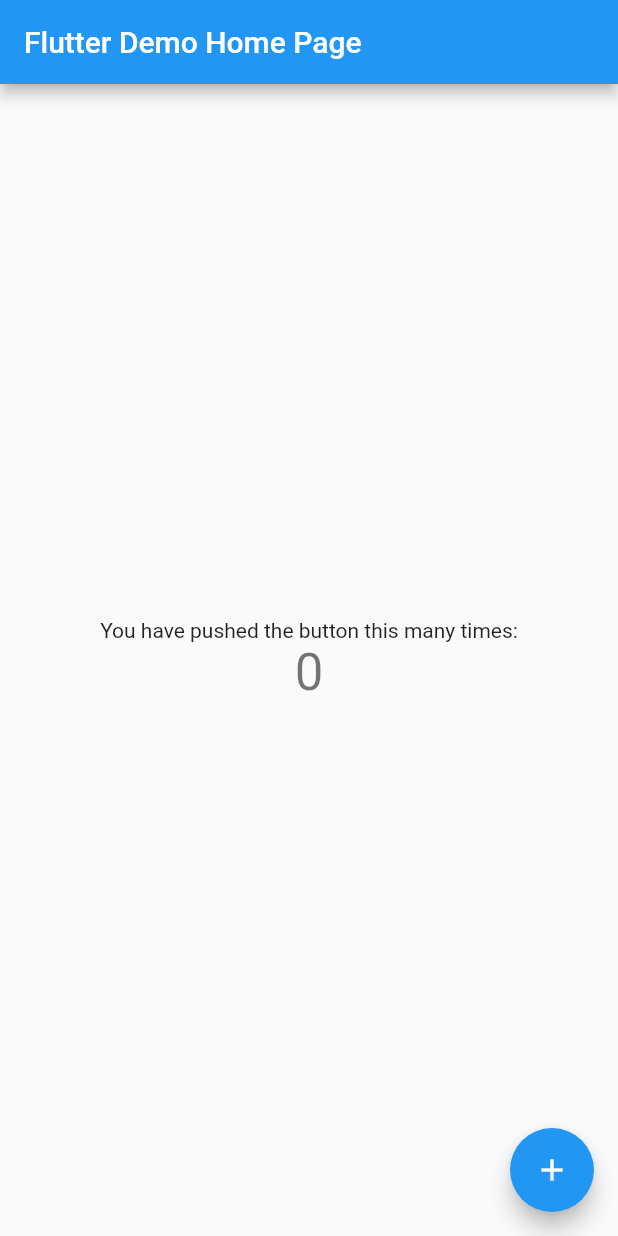
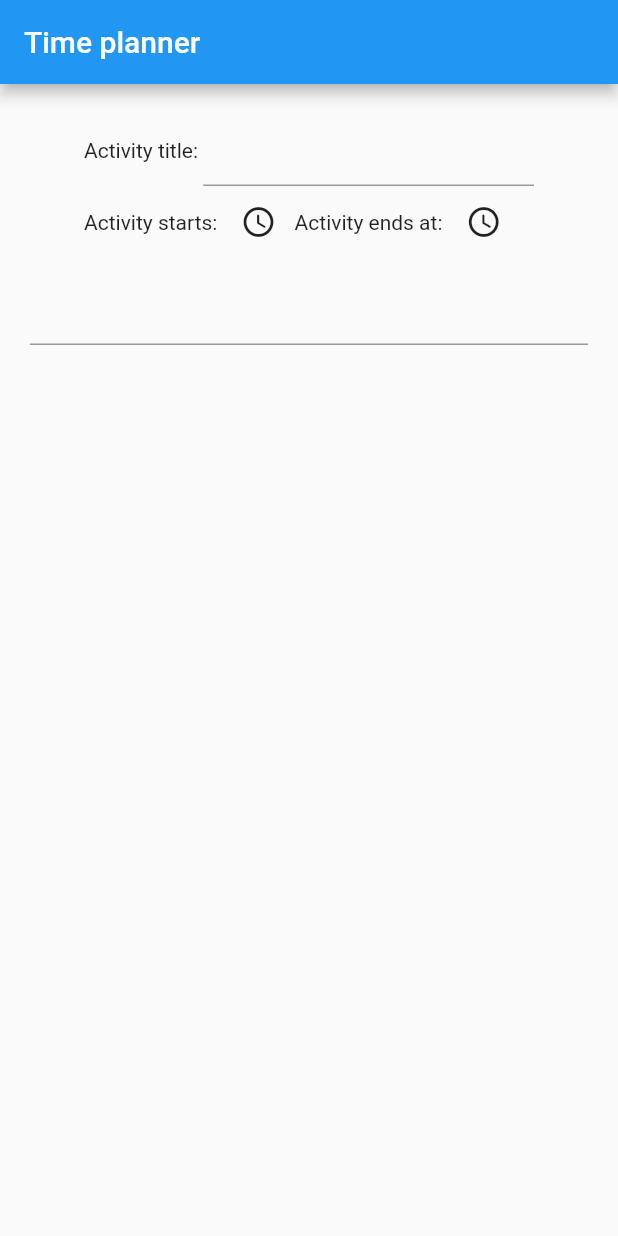
Before and after one commit to MahmoodAhmed-SE/time_planner, a Flutter app: the screen it shows after launch, on a phone screen of 412 x 824 dp. Run offline on Flutter 3.47's test engine with Material 2 defaults, Android fonts, the phone set to English and light mode, and no system bars.

Commit message:
created homepage screen and added initial boilerplate code for 'Setting Activities' feature

```diff
--- a/lib/main.dart
+++ b/lib/main.dart
@@ -1,115 +1,22 @@
 import 'package:flutter/material.dart';
+import 'package:time_planner/view/screens/homepage_screen.dart';
 
-void main() {
-  runApp(const MyApp());
-}
 
-class MyApp extends StatelessWidget {
-  const MyApp({super.key});
+void main() => runApp(
+  const TimePlannerApp(),
+);
 
-  // This widget is the root of your application.
+
+class TimePlannerApp extends StatelessWidget  {
+  const TimePlannerApp({Key? key}) : super(key: key);
+  final String title = "Time Planner";
+
+
   @override
   Widget build(BuildContext context) {
     return MaterialApp(
-      title: 'Flutter Demo',
-      theme: ThemeData(
-        // This is the theme of your application.
-        //
-        // Try running your application with "flutter run". You'll see the
-        // application has a blue toolbar. Then, without quitting the app, try
-        // changing the primarySwatch below to Colors.green and then invoke
-        // "hot reload" (press "r" in the console where you ran "flutter run",
-        // or simply save your changes to "hot reload" in a Flutter IDE).
-        // Notice that the counter didn't reset back to zero; the application
-        // is not restarted.
-        primarySwatch: Colors.blue,
-      ),
-      home: const MyHomePage(title: 'Flutter Demo Home Page'),
+      title: title,
+      home: const HomepageScreen(),
     );
   }
 }
-
-class MyHomePage extends StatefulWidget {
-  const MyHomePage({super.key, required this.title});
-
-  // This widget is the home page of your application. It is stateful, meaning
-  // that it has a State object (defined below) that contains fields that affect
-  // how it looks.
-
-  // This class is the configuration for the state. It holds the values (in this
-  // case the title) provided by the parent (in this case the App widget) and
-  // used by the build method of the State. Fields in a Widget subclass are
-  // always marked "final".
-
-  final String title;
-
-  @override
-  State<MyHomePage> createState() => _MyHomePageState();
-}
-
-class _MyHomePageState extends State<MyHomePage> {
-  int _counter = 0;
-
-  void _incrementCounter() {
-    setState(() {
-      // This call to setState tells the Flutter framework that something has
-      // changed in this State, which causes it to rerun the build method below
-      // so that the display can reflect the updated values. If we changed
-      // _counter without calling setState(), then the build method would not be
-      // called again, and so nothing would appear to happen.
-      _counter++;
-    });
-  }
-
-  @override
-  Widget build(BuildContext context) {
-    // This method is rerun every time setState is called, for instance as done
-    // by the _incrementCounter method above.
-    //
-    // The Flutter framework has been optimized to make rerunning build methods
-    // fast, so that you can just rebuild anything that needs updating rather
-    // than having to individually change instances of widgets.
-    return Scaffold(
-      appBar: AppBar(
-        // Here we take the value from the MyHomePage object that was created by
-        // the App.build method, and use it to set our appbar title.
-        title: Text(widget.title),
-      ),
-      body: Center(
-        // Center is a layout widget. It takes a single child and positions it
-        // in the middle of the parent.
-        child: Column(
-          // Column is also a layout widget. It takes a list of children and
-          // arranges them vertically. By default, it sizes itself to fit its
-          // children horizontally, and tries to be as tall as its parent.
-          //
-          // Invoke "debug painting" (press "p" in the console, choose the
-          // "Toggle Debug Paint" action from the Flutter Inspector in Android
-          // Studio, or the "Toggle Debug Paint" command in Visual Studio Code)
-          // to see the wireframe for each widget.
-          //
-          // Column has various properties to control how it sizes itself and
-          // how it positions its children. Here we use mainAxisAlignment to
-          // center the children vertically; the main axis here is the vertical
-          // axis because Columns are vertical (the cross axis would be
-          // horizontal).
-          mainAxisAlignment: MainAxisAlignment.center,
-          children: <Widget>[
-            const Text(
-              'You have pushed the button this many times:',
-            ),
-            Text(
-              '$_counter',
-              style: Theme.of(context).textTheme.headlineMedium,
-            ),
-          ],
-        ),
-      ),
-      floatingActionButton: FloatingActionButton(
-        onPressed: _incrementCounter,
-        tooltip: 'Increment',
-        child: const Icon(Icons.add),
-      ), // This trailing comma makes auto-formatting nicer for build methods.
-    );
-  }
-}
--- /dev/null
+++ b/lib/view/screens/homepage_screen.dart
@@ -0,0 +1,64 @@
+import 'package:flutter/material.dart';
+
+class HomepageScreen extends StatelessWidget {
+  const HomepageScreen({Key? key}) : super(key: key);
+
+  @override
+  Widget build(BuildContext context) {
+    final TextEditingController titleTextController = TextEditingController();
+    final TextEditingController detailsTextController = TextEditingController();
+
+    return Scaffold(
+      appBar: AppBar(title: const Text("Time planner")),
+      body: Container(
+        alignment: Alignment.center,
+        padding: const EdgeInsets.all(10),
+        margin: const EdgeInsets.only(top: 10),
+        constraints: const BoxConstraints(
+          minWidth: 400,
+          minHeight: 600,
+        ),
+
+        child: Column(
+          children: [
+            SizedBox(
+              width: 300,
+              child: Row(
+                children: [
+                  const Text("Activity title: "),
+                  Expanded(
+                    child: TextField(
+                      controller: titleTextController,
+                    ),
+                  ),
+                ],
+              ),
+            ),
+            SizedBox(
+              width: 300,
+              child: Row(
+                children: [
+                  const Text("Activity starts: "),
+                  IconButton(onPressed: () async {
+                    Future<TimeOfDay?> startTimeframePicker =  showTimePicker(context: context, initialTime: TimeOfDay.now());
+                    TimeOfDay? startTimeframe = await startTimeframePicker;
+                  }, icon: const Icon(Icons.access_time_rounded)),
+                  const Text("Activity ends at: "),
+                  IconButton(onPressed: () async {
+                    Future<TimeOfDay?> endTimeframePicker =  showTimePicker(context: context, initialTime: TimeOfDay.now());
+                    TimeOfDay? endTimeframe = await endTimeframePicker;
+                  }, icon: const Icon(Icons.access_time_rounded)),
+                ],
+              ),
+            ),
+            Container(
+              height: 300,
+              padding: const EdgeInsets.all(10),
+              child: TextField(controller: detailsTextController),
+            )
+          ],
+        ),
+      ),
+    );
+  }
+}
--- a/pubspec.yaml
+++ b/pubspec.yaml
@@ -4,7 +4,7 @@
 publish_to: 'none'
 
 
-version: 0.1.0+1
+version: 0.2.0+1
 
 environment:
   sdk: '>=2.19.5 <3.0.0'
@@ -16,6 +16,7 @@
 
 
   cupertino_icons: ^1.0.2
+  provider: ^6.0.5
 
 dev_dependencies:
   flutter_test:
```
Also changed, not shown: pubspec.lock.
